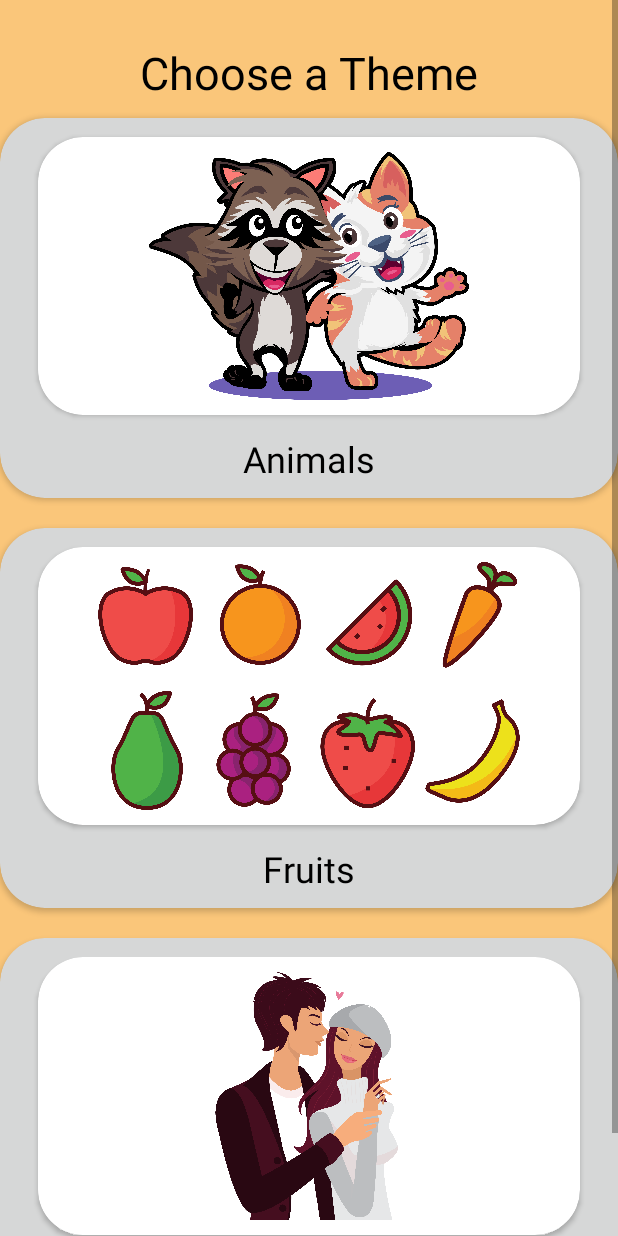
After one commit to slimechips/RunningDrawingApp, an Android app: the ThemeActivity screen opened directly, with no data from a screen before it, on a phone screen of 412 x 824 dp. The commit adds this screen. Run offline under Robolectric (Android 15) with nearby library versions, the phone set to English and light mode, and no system bars.

Commit message:
added some additional option screens to chose theme

```diff
--- a/app/src/main/AndroidManifest.xml
+++ b/app/src/main/AndroidManifest.xml
@@ -22,7 +22,7 @@
         android:theme="@style/AppTheme">
         <activity
             android:name=".LoginActivity"
-            android:label="@string/title_activity_login"></activity>
+            android:label="@string/title_activity_login" />
         <activity android:name=".MainActivity">
             <intent-filter>
                 <action android:name="android.intent.action.MAIN" />
@@ -41,7 +41,7 @@
             android:parentActivityName=".MainActivity" />
         <activity
             android:name=".multiplay"
-            android:parentActivityName=".MainActivity"></activity>
+            android:parentActivityName=".MainActivity" />
 
         <!--
              The API key for Google Maps-based APIs is defined as a string resource.
@@ -64,6 +64,12 @@
                 <action android:name="android.intent.action.EDIT" />
             </intent-filter>
         </activity>
+        <activity
+            android:name=".ThemeActivity"
+            android:parentActivityName=".MainActivity" />
+        <activity
+            android:name=".ThemeAnimalActivity"
+            android:parentActivityName=".ThemeActivity" />
     </application>
 
 </manifest>
--- a/app/src/main/java/com/example/chaewoon/chase_the_paint/LoginActivity.java
+++ b/app/src/main/java/com/example/chaewoon/chase_the_paint/LoginActivity.java
@@ -66,7 +66,7 @@ public class LoginActivity extends AppCompatActivity implements LoaderCallbacks<
     @Override
     protected void onCreate(Bundle savedInstanceState) {
         super.onCreate(savedInstanceState);
-        setContentView(R.layout.activity_login);
+        setContentView(R.layout.activity_login2);
         mAuth = FirebaseAuth.getInstance();
         // Set up the login form.
         mEmailView = (AutoCompleteTextView) findViewById(R.id.email);
--- /dev/null
+++ b/app/src/main/java/com/example/chaewoon/chase_the_paint/ThemeActivity.java
@@ -0,0 +1,13 @@
+package com.example.chaewoon.chase_the_paint;
+
+import android.support.v7.app.AppCompatActivity;
+import android.os.Bundle;
+
+public class ThemeActivity extends AppCompatActivity {
+
+    @Override
+    protected void onCreate(Bundle savedInstanceState) {
+        super.onCreate(savedInstanceState);
+        setContentView(R.layout.activity_theme);
+    }
+}
--- /dev/null
+++ b/app/src/main/java/com/example/chaewoon/chase_the_paint/ThemeAnimalActivity.java
@@ -0,0 +1,13 @@
+package com.example.chaewoon.chase_the_paint;
+
+import android.support.v7.app.AppCompatActivity;
+import android.os.Bundle;
+
+public class ThemeAnimalActivity extends AppCompatActivity {
+
+    @Override
+    protected void onCreate(Bundle savedInstanceState) {
+        super.onCreate(savedInstanceState);
+        setContentView(R.layout.activity_theme_animal);
+    }
+}
--- /dev/null
+++ b/app/src/main/res/layout/activity_theme.xml
@@ -0,0 +1,197 @@
+<?xml version="1.0" encoding="utf-8"?>
+<ScrollView xmlns:android="http://schemas.android.com/apk/res/android"
+    xmlns:app="http://schemas.android.com/apk/res-auto"
+    xmlns:tools="http://schemas.android.com/tools"
+    android:layout_width="match_parent"
+    android:layout_height="match_parent"
+    android:background="@color/orange"
+    tools:context=".MainActivity">
+
+    <LinearLayout
+        android:layout_width="match_parent"
+        android:layout_height="match_parent"
+        android:orientation="vertical">
+
+        <RelativeLayout
+            android:layout_width="wrap_content"
+            android:layout_height="wrap_content"
+            android:layout_gravity="center"
+            android:layout_marginLeft="20dp"
+            android:layout_marginTop="10dp"
+            android:layout_marginRight="20dp">
+
+        </RelativeLayout>
+
+        <Space
+            android:layout_width="match_parent"
+            android:layout_height="18dp" />
+
+        <TextView
+            android:id="@+id/textView"
+            android:layout_width="match_parent"
+            android:layout_height="wrap_content"
+            android:text="Choose a Theme"
+            android:textAlignment="center"
+            android:textColor="@color/common_google_signin_btn_text_dark_focused"
+            android:textSize="30sp" />
+
+        <RelativeLayout
+            android:layout_width="match_parent"
+            android:layout_height="wrap_content"
+            android:layout_gravity="center"
+            android:layout_marginLeft="20dp"
+            android:layout_marginTop="10dp"
+            android:layout_marginRight="20dp">
+
+        </RelativeLayout>
+
+        <android.support.v7.widget.CardView
+            android:layout_width="match_parent"
+            android:layout_height="253dp"
+            android:layout_marginBottom="20dp"
+            app:cardBackgroundColor="?android:attr/colorButtonNormal"
+            app:cardCornerRadius="30dp" >
+
+            <android.support.constraint.ConstraintLayout
+                android:layout_width="match_parent"
+                android:layout_height="match_parent">
+
+                <TextView
+                    android:id="@+id/theme1text"
+                    android:layout_width="wrap_content"
+                    android:layout_height="wrap_content"
+                    android:layout_marginBottom="10dp"
+                    android:text="Animals"
+                    android:textColor="@android:color/black"
+                    android:textSize="24sp"
+                    app:layout_constraintBottom_toBottomOf="parent"
+                    app:layout_constraintEnd_toEndOf="parent"
+                    app:layout_constraintStart_toStartOf="parent" />
+
+                <android.support.v7.widget.CardView
+                    android:layout_width="361dp"
+                    android:layout_height="185dp"
+                    android:layout_marginStart="8dp"
+                    android:layout_marginTop="8dp"
+                    android:layout_marginEnd="8dp"
+                    android:layout_marginBottom="8dp"
+                    app:cardCornerRadius="30dp"
+                    app:layout_constraintBottom_toTopOf="@+id/theme1text"
+                    app:layout_constraintEnd_toEndOf="parent"
+                    app:layout_constraintStart_toStartOf="parent"
+                    app:layout_constraintTop_toTopOf="parent">
+
+                    <ImageView
+                        android:id="@+id/animalsicon"
+                        android:layout_width="match_parent"
+                        android:layout_height="match_parent"
+                        android:layout_margin="10dp"
+                        app:srcCompat="@drawable/animals" />
+                </android.support.v7.widget.CardView>
+
+            </android.support.constraint.ConstraintLayout>
+
+        </android.support.v7.widget.CardView>
+
+        <android.support.v7.widget.CardView
+            android:layout_width="match_parent"
+            android:layout_height="253dp"
+            android:layout_marginBottom="20dp"
+
+            app:cardBackgroundColor="?android:attr/colorButtonNormal"
+            app:cardCornerRadius="30dp">
+
+            <android.support.constraint.ConstraintLayout
+                android:layout_width="match_parent"
+                android:layout_height="match_parent">
+
+                <TextView
+                    android:id="@+id/theme2text"
+                    android:layout_width="wrap_content"
+                    android:layout_height="wrap_content"
+                    android:layout_marginBottom="10dp"
+                    android:text="Fruits"
+                    android:textColor="@android:color/black"
+                    android:textSize="24sp"
+                    app:layout_constraintBottom_toBottomOf="parent"
+                    app:layout_constraintEnd_toEndOf="parent"
+                    app:layout_constraintStart_toStartOf="parent" />
+
+                <android.support.v7.widget.CardView
+                    android:layout_width="361dp"
+                    android:layout_height="185dp"
+                    android:layout_marginStart="8dp"
+                    android:layout_marginTop="8dp"
+                    android:layout_marginEnd="8dp"
+                    android:layout_marginBottom="8dp"
+                    app:cardCornerRadius="30dp"
+                    app:layout_constraintBottom_toTopOf="@+id/theme2text"
+                    app:layout_constraintEnd_toEndOf="parent"
+                    app:layout_constraintStart_toStartOf="parent"
+                    app:layout_constraintTop_toTopOf="parent">
+                    <ImageView
+                        android:id="@+id/fruitsicon"
+                        android:layout_width="match_parent"
+                        android:layout_height="match_parent"
+                        android:layout_margin="10dp"
+                        app:srcCompat="@drawable/fruits"/>
+
+                </android.support.v7.widget.CardView>
+
+            </android.support.constraint.ConstraintLayout>
+
+        </android.support.v7.widget.CardView>
+
+        <android.support.v7.widget.CardView
+            android:layout_width="match_parent"
+            android:layout_height="253dp"
+            android:layout_marginBottom="20dp"
+            app:cardBackgroundColor="?android:attr/colorButtonNormal"
+            app:cardCornerRadius="30dp">
+
+            <android.support.constraint.ConstraintLayout
+                android:layout_width="match_parent"
+                android:layout_height="match_parent">
+
+                <TextView
+                    android:id="@+id/theme3text"
+                    android:layout_width="wrap_content"
+                    android:layout_height="wrap_content"
+                    android:layout_marginBottom="10dp"
+                    android:text="Love"
+                    android:textColor="@android:color/black"
+                    android:textSize="24sp"
+                    app:layout_constraintBottom_toBottomOf="parent"
+                    app:layout_constraintEnd_toEndOf="parent"
+                    app:layout_constraintStart_toStartOf="parent" />
+
+                <android.support.v7.widget.CardView
+                    android:layout_width="361dp"
+                    android:layout_height="185dp"
+                    android:layout_marginStart="8dp"
+                    android:layout_marginTop="8dp"
+                    android:layout_marginEnd="8dp"
+                    android:layout_marginBottom="8dp"
+                    app:cardCornerRadius="30dp"
+                    app:layout_constraintBottom_toTopOf="@+id/theme3text"
+                    app:layout_constraintEnd_toEndOf="parent"
+                    app:layout_constraintStart_toStartOf="parent"
+                    app:layout_constraintTop_toTopOf="parent">
+                    <ImageView
+                        android:id="@+id/loveicon"
+                        android:layout_width="match_parent"
+                        android:layout_height="match_parent"
+                        android:layout_margin="10dp"
+                        app:srcCompat="@drawable/love"/>
+
+                </android.support.v7.widget.CardView>
+
+            </android.support.constraint.ConstraintLayout>
+
+        </android.support.v7.widget.CardView>
+
+
+    </LinearLayout>
+
+
+</ScrollView>
--- /dev/null
+++ b/app/src/main/res/layout/activity_theme_animal.xml
@@ -0,0 +1,9 @@
+<?xml version="1.0" encoding="utf-8"?>
+<android.support.constraint.ConstraintLayout xmlns:android="http://schemas.android.com/apk/res/android"
+    xmlns:app="http://schemas.android.com/apk/res-auto"
+    xmlns:tools="http://schemas.android.com/tools"
+    android:layout_width="match_parent"
+    android:layout_height="match_parent"
+    tools:context=".ThemeAnimalActivity">
+
+</android.support.constraint.ConstraintLayout>
```
Also changed, not shown: app/src/main/res/drawable/animals.png (added), app/src/main/res/drawable/fruits.png (added), app/src/main/res/drawable/love.png (added).
